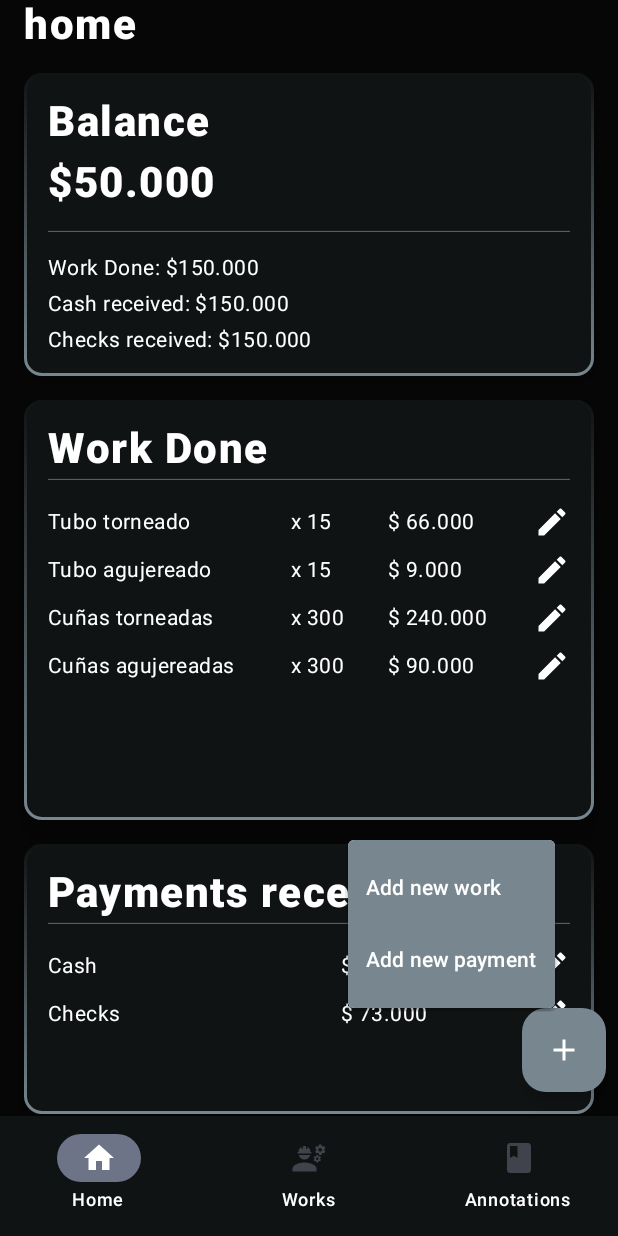
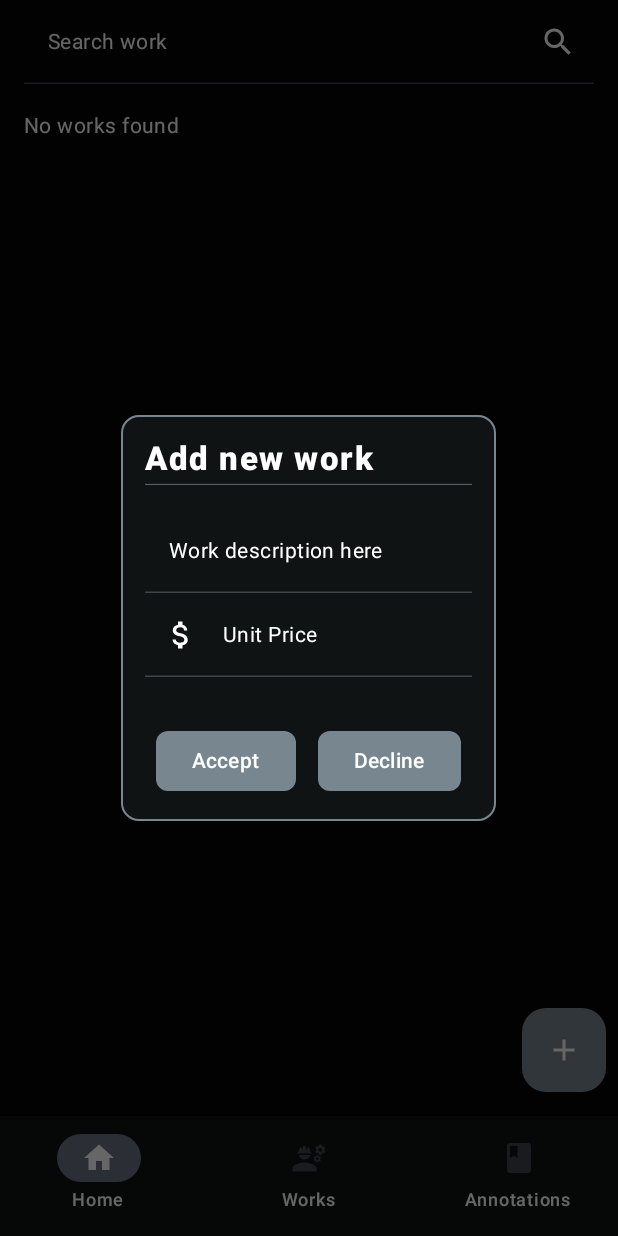
Before and after one commit to dnuccio80/taller2App, an Android app built with Jetpack Compose: the screen it shows after launch (MainActivity), after a tap on "Add button", on a phone screen of 412 x 824 dp. Run offline under Robolectric (Android 15) with nearby library versions, the phone set to English and light mode, and no system bars; our stand-ins replace Dagger/Hilt's generated code, Room's generated code.

Commit message:
useCases added for WorkListScreen

```diff
--- a/app/src/main/java/com/example/taller2app/MainActivity.kt
+++ b/app/src/main/java/com/example/taller2app/MainActivity.kt
@@ -18,7 +18,9 @@ import com.example.taller2app.application.ui.HomeScreen
 import com.example.taller2app.application.ui.TallerViewModel
 import com.example.taller2app.application.ui.WorkListScreen
 import com.example.taller2app.ui.theme.Taller2AppTheme
+import dagger.hilt.android.AndroidEntryPoint
 
+@AndroidEntryPoint
 class MainActivity : ComponentActivity() {
 
     private val viewModel:TallerViewModel by viewModels()
@@ -36,14 +38,14 @@ class MainActivity : ComponentActivity() {
                         BottomBarItem(navController, viewModel)
                     }
                 ) { innerPadding ->
-                    NavHost(navController, startDestination = Routes.Home.route) {
-                        composable(Routes.Home.route) { HomeScreen(innerPadding, viewModel) }
-                        composable(Routes.Works.route) { WorkListScreen(innerPadding, viewModel) }
-                        composable(Routes.Annotations.route) { AnnotationsScreen(innerPadding) }
-                    }
+//                    NavHost(navController, startDestination = Routes.Home.route) {
+//                        composable(Routes.Home.route) { HomeScreen(innerPadding, viewModel) }
+//                        composable(Routes.Works.route) { WorkListScreen(innerPadding, viewModel) }
+//                        composable(Routes.Annotations.route) { AnnotationsScreen(innerPadding) }
+//                    }
 
 
-//                    WorkListScreen(innerPadding)
+                    WorkListScreen(innerPadding,viewModel)
 //                    AnnotationsScreen(innerPadding)
 //                    HomeScreen(innerPadding)
                 }
--- /dev/null
+++ b/app/src/main/java/com/example/taller2app/application/data/di/AppModule.kt
@@ -0,0 +1,33 @@
+package com.example.taller2app.application.data.di
+
+import android.app.Application
+import androidx.room.Room
+import com.example.taller2app.application.data.AppDataBase
+import com.example.taller2app.application.data.WorkDao
+import dagger.Module
+import dagger.Provides
+import dagger.hilt.InstallIn
+import dagger.hilt.components.SingletonComponent
+import javax.inject.Singleton
+
+@Module
+@InstallIn(SingletonComponent::class)
+object AppModule {
+
+    @Provides
+    @Singleton
+    fun provideAppDataBase(app: Application): AppDataBase {
+        return Room.databaseBuilder(
+            app,
+            AppDataBase::class.java,
+            "app_db"
+        ).build()
+    }
+
+    @Provides
+    @Singleton
+    fun provideWorkDao(appDataBase: AppDataBase): WorkDao{
+        return appDataBase.workDao
+    }
+
+}
--- a/app/src/main/java/com/example/taller2app/application/ui/AnnotationsScreen.kt
+++ b/app/src/main/java/com/example/taller2app/application/ui/AnnotationsScreen.kt
@@ -59,7 +59,7 @@ fun AnnotationsScreen(innerPadding: PaddingValues) {
                 }
             }
         }
-        SimpleFabItem(Modifier.align(Alignment.BottomEnd), innerPadding)
+        SimpleFabItem(Modifier.align(Alignment.BottomEnd), innerPadding) { }
     }
 }
 
--- a/app/src/main/java/com/example/taller2app/application/ui/Dialogs.kt
+++ b/app/src/main/java/com/example/taller2app/application/ui/Dialogs.kt
@@ -176,9 +176,9 @@ fun CashAmountTextField(
 fun EditWorkDoneDialog(
     show: Boolean,
     viewModel: TallerViewModel,
-    acceptText:String,
-    declineText:String,
-    workSelected:String,
+    acceptText: String,
+    declineText: String,
+    workSelected: String,
     titleText: String,
     workQuantity: String,
     onDismiss: () -> Unit,
@@ -318,3 +318,89 @@ fun SelectWorkDropdownMenu(
 
     }
 }
+
+@Composable
+fun AddNewWorkDialog(
+    show: Boolean,
+    addNewWorkDescription:String,
+    unitPriceNewWorkText:String,
+    onDismiss: () -> Unit,
+    onWorkDescriptionChange: (String) -> Unit,
+    onUnitPriceChange: (String) -> Unit,
+    onAcceptButtonClicked: () -> Unit,
+    onDeclineButtonClicked: () -> Unit
+) {
+
+
+    if (show) {
+        Dialog(
+            onDismissRequest = { onDismiss() }
+        ) {
+            Card(
+                Modifier
+                    .width(250.dp),
+                colors = CardDefaults.cardColors(
+                    containerColor = CardBackground
+                ),
+                border = BorderStroke(
+                    1.dp,
+                    color = ButtonColor
+                )
+            ) {
+                Column(
+                    Modifier
+                        .fillMaxWidth()
+                        .padding(16.dp)
+                ) {
+                    Text(
+                        stringResource(R.string.add_new_work),
+                        style = MaterialTheme.typography.titleLarge,
+                        fontSize = 22.sp
+                    )
+                    Spacer(Modifier.size(4.dp))
+                    HorizontalDividerCard()
+                    Spacer(Modifier.size(16.dp))
+                    TextField(
+                        value = addNewWorkDescription,
+                        onValueChange = { onWorkDescriptionChange(it) },
+                        placeholder = { Text(stringResource(R.string.work_description)) },
+                        colors = TextFieldDefaults.colors(
+                            focusedContainerColor = CardBackground,
+                            unfocusedContainerColor = CardBackground,
+                            focusedPlaceholderColor = Color.Gray,
+                            unfocusedPlaceholderColor = Color.Gray
+                        ),
+                    )
+                    TextField(value = unitPriceNewWorkText,
+                        onValueChange = {
+                            if (it.isDigitsOnly()) {
+                                onUnitPriceChange(it)
+                            }
+                        },
+                        label = { Text(stringResource(R.string.unit_price)) },
+                        colors = TextFieldDefaults.colors(
+                            focusedContainerColor = CardBackground,
+                            unfocusedContainerColor = CardBackground,
+                        ),
+                        keyboardOptions = KeyboardOptions(keyboardType = KeyboardType.Number),
+                        leadingIcon = {
+                            Icon(
+                                painterResource(R.drawable.ic_cash),
+                                contentDescription = "cash icon",
+                                tint = Color.White
+                            )
+                        }
+                    )
+                    Spacer(Modifier.size(32.dp))
+                    AcceptDeclineButtons(
+                        acceptText = stringResource(R.string.accept),
+                        declineText = stringResource(R.string.decline),
+                        onAccept = { onAcceptButtonClicked() },
+                        onDecline = { onDeclineButtonClicked() }
+                    )
+                }
+            }
+        }
+    }
+
+}
--- a/app/src/main/java/com/example/taller2app/application/ui/GenericItems.kt
+++ b/app/src/main/java/com/example/taller2app/application/ui/GenericItems.kt
@@ -25,10 +25,10 @@ import com.example.taller2app.ui.theme.ButtonColor
 import com.example.taller2app.ui.theme.TextColor
 
 @Composable
-fun SimpleFabItem(modifier: Modifier, innerPadding: PaddingValues) {
+fun SimpleFabItem(modifier: Modifier, innerPadding: PaddingValues, onClick: () -> Unit) {
 
     FloatingActionButton(
-        onClick = { },
+        onClick = { onClick() },
         modifier = modifier.padding(
             bottom = innerPadding.calculateBottomPadding() + 16.dp,
             end = 8.dp
@@ -42,7 +42,12 @@ fun SimpleFabItem(modifier: Modifier, innerPadding: PaddingValues) {
 }
 
 @Composable
-fun AcceptDeclineButtons(acceptText: String, declineText: String, onAccept: () -> Unit, onDecline: () -> Unit) {
+fun AcceptDeclineButtons(
+    acceptText: String,
+    declineText: String,
+    onAccept: () -> Unit,
+    onDecline: () -> Unit
+) {
     Row(Modifier.fillMaxWidth(), horizontalArrangement = Arrangement.SpaceAround) {
         ButtonItem(acceptText) { onAccept() }
         ButtonItem(declineText) { onDecline() }
@@ -69,8 +74,17 @@ fun TitleItem(text: String) {
 }
 
 @Composable
-fun BodyTextItem(text: String, modifier: Modifier = Modifier, textAlign: TextAlign = TextAlign.Start) {
-    Text(text, style = MaterialTheme.typography.bodyLarge, modifier = modifier, textAlign = textAlign)
+fun BodyTextItem(
+    text: String,
+    modifier: Modifier = Modifier,
+    textAlign: TextAlign = TextAlign.Start
+) {
+    Text(
+        text,
+        style = MaterialTheme.typography.bodyLarge,
+        modifier = modifier,
+        textAlign = textAlign
+    )
 }
 
 @Composable
--- a/app/src/main/java/com/example/taller2app/application/ui/HomeScreen.kt
+++ b/app/src/main/java/com/example/taller2app/application/ui/HomeScreen.kt
@@ -55,7 +55,7 @@ fun HomeScreen(innerPadding: PaddingValues, viewModel: TallerViewModel) {
 
     val showPaymentDialog = viewModel.showPaymentDialog.collectAsState()
     val showEditWorkDialog = viewModel.showEditWorkDialog.collectAsState()
-    val showAddWorkDialog = viewModel.showAddWorkDialog.collectAsState()
+    val showAddWorkDialog = viewModel.showAddNewWorkDoneDialog.collectAsState()
     val quantityEditedWork = viewModel.quantityEditedWork.collectAsState()
     val workSelectedValue = viewModel.workSelectedValue.collectAsState()
 
--- a/app/src/main/java/com/example/taller2app/application/ui/TallerViewModel.kt
+++ b/app/src/main/java/com/example/taller2app/application/ui/TallerViewModel.kt
@@ -2,14 +2,25 @@ package com.example.taller2app.application.ui
 
 import android.os.Build
 import androidx.annotation.RequiresApi
-import androidx.compose.ui.Modifier
+import androidx.compose.runtime.getValue
+import androidx.compose.runtime.mutableStateOf
+import androidx.compose.runtime.saveable.rememberSaveable
+import androidx.compose.runtime.setValue
 import androidx.core.text.isDigitsOnly
 import androidx.lifecycle.ViewModel
+import androidx.lifecycle.viewModelScope
+import com.example.taller2app.application.domain.works.AddNewWorkUseCase
+import com.example.taller2app.application.domain.works.GetAllWorkListUseCase
 import com.example.taller2app.application.ui.dataClasses.PaymentReceivedDataClass
 import com.example.taller2app.application.ui.dataClasses.WorkDoneDataClass
 import dagger.hilt.android.lifecycle.HiltViewModel
+import kotlinx.coroutines.Dispatchers
 import kotlinx.coroutines.flow.MutableStateFlow
+import kotlinx.coroutines.flow.SharingStarted
 import kotlinx.coroutines.flow.StateFlow
+import kotlinx.coroutines.flow.stateIn
+import kotlinx.coroutines.launch
+import java.lang.Thread.State
 import java.text.NumberFormat
 import java.time.Instant
 import java.time.ZoneId
@@ -18,7 +29,10 @@ import java.util.Locale
 import javax.inject.Inject
 
 @HiltViewModel
-class TallerViewModel @Inject constructor() : ViewModel() {
+class TallerViewModel @Inject constructor(
+    getAllWorkListUseCase: GetAllWorkListUseCase,
+    private val addNewWorkUseCase: AddNewWorkUseCase,
+) : ViewModel() {
 
     // Testing values
 
@@ -44,8 +58,8 @@ class TallerViewModel @Inject constructor() : ViewModel() {
     private val _showEditWorkDialog: MutableStateFlow<Boolean> = MutableStateFlow(false)
     val showEditWorkDialog: StateFlow<Boolean> = _showEditWorkDialog
 
-    private val _showAddWorkDialog = MutableStateFlow(false)
-    val showAddWorkDialog: StateFlow<Boolean> = _showAddWorkDialog
+    private val _showAddNewWorkDoneDialog = MutableStateFlow(false)
+    val showAddNewWorkDoneDialog: StateFlow<Boolean> = _showAddNewWorkDoneDialog
 
     private val _quantityEditedWork = MutableStateFlow("")
     val quantityEditedWork: StateFlow<String> = _quantityEditedWork
@@ -60,6 +74,21 @@ class TallerViewModel @Inject constructor() : ViewModel() {
 
     private val _searchWorkText = MutableStateFlow("")
     val searchWorkText: StateFlow<String> = _searchWorkText
+
+    private val _addNewWorkDescription = MutableStateFlow("")
+    val addNewWorkDescription: StateFlow<String> = _addNewWorkDescription
+
+    private val _unitPriceNewWorkText = MutableStateFlow("")
+    val unitPriceNewWorkText: StateFlow<String> = _unitPriceNewWorkText
+
+    private val _showAddNewWorkDialog: MutableStateFlow<Boolean> = MutableStateFlow(false)
+    val showAddNewWorkDialog: StateFlow<Boolean> = _showAddNewWorkDialog
+
+    private val _workList = getAllWorkListUseCase().stateIn(
+        viewModelScope, SharingStarted.WhileSubscribed(5000), emptyList()
+    )
+    val workList = _workList
+
 
     // BottomBar
 
@@ -98,7 +127,7 @@ class TallerViewModel @Inject constructor() : ViewModel() {
     }
 
     fun updateShowAddWorkDialog(value: Boolean) {
-        _showAddWorkDialog.value = value
+        _showAddNewWorkDoneDialog.value = value
     }
 
     fun updateQuantityEditedWork(value: String) {
@@ -126,8 +155,31 @@ class TallerViewModel @Inject constructor() : ViewModel() {
 
     // Work List Screen
 
+    fun updateShowAddNewWorkDialog(value: Boolean) {
+        _showAddNewWorkDialog.value = value
+    }
+
     fun updateSearchWorkText(value: String) {
         _searchWorkText.value = value
+    }
+
+    fun updateAddNewWorkDescription(value: String) {
+        _addNewWorkDescription.value = value
+    }
+
+    fun updateUnitPriceNewWorkText(value:String){
+        _unitPriceNewWorkText.value = value
+    }
+
+    fun addNewWork(description:String,unitPrice:Int){
+        viewModelScope.launch(Dispatchers.IO) {
+            addNewWorkUseCase(description,unitPrice)
+        }
+    }
+
+    fun clearAddWorkListDialogData(){
+        _addNewWorkDescription.value = ""
+        _unitPriceNewWorkText.value = ""
     }
 
     // Bottom Bar
@@ -170,6 +222,11 @@ class TallerViewModel @Inject constructor() : ViewModel() {
         return amount.isNotEmpty() && listValue.isNotEmpty()
     }
 
+    fun formatNumber(value: Int): String {
+        val formatter = NumberFormat.getInstance(Locale("es", "AR"))
+        return formatter.format(value)
+    }
+
     @RequiresApi(Build.VERSION_CODES.O)
     fun getLocalDate(dateModified: Long): String {
         val format = DateTimeFormatter.ofPattern("dd-MM-yyyy")
--- a/app/src/main/java/com/example/taller2app/application/ui/WorkListScreen.kt
+++ b/app/src/main/java/com/example/taller2app/application/ui/WorkListScreen.kt
@@ -37,28 +37,20 @@ import androidx.compose.ui.text.input.KeyboardCapitalization
 import androidx.compose.ui.text.input.KeyboardType
 import androidx.compose.ui.unit.dp
 import com.example.taller2app.R
-import com.example.taller2app.application.ui.dataClasses.WorkDataClass
 import com.example.taller2app.ui.theme.AppBackground
 import com.example.taller2app.ui.theme.ButtonColor
 import com.example.taller2app.ui.theme.CardBackground
-import java.time.Instant
-import java.time.LocalDate
-import java.time.LocalDateTime
-import java.time.ZoneId
-import java.time.format.DateTimeFormatter
 
 @RequiresApi(Build.VERSION_CODES.O)
 @Composable
 fun WorkListScreen(innerPadding: PaddingValues, viewModel: TallerViewModel) {
 
     val searchWorkText = viewModel.searchWorkText.collectAsState()
+    val workList = viewModel.workList.collectAsState()
+    val showAddNewWorkDialog = viewModel.showAddNewWorkDialog.collectAsState()
 
-    val workList = listOf(
-        WorkDataClass("Tubo torneado", 5400),
-        WorkDataClass("Tubo agujereado", 600),
-        WorkDataClass("Cuñas torneado", 800),
-        WorkDataClass("Cuñas agujereado", 300),
-    )
+    val addNewWorkDescription = viewModel.addNewWorkDescription.collectAsState()
+    val unitPriceNewWorkText = viewModel.unitPriceNewWorkText.collectAsState()
 
     Box(
         Modifier
@@ -79,17 +71,44 @@ fun WorkListScreen(innerPadding: PaddingValues, viewModel: TallerViewModel) {
             SearchWorkTextField(searchWorkText.value) { viewModel.updateSearchWorkText(it) }
             Spacer(Modifier.size(16.dp))
             LazyColumn(Modifier.fillMaxWidth(), verticalArrangement = Arrangement.spacedBy(8.dp)) {
-                items(workList){
-                    WorkCardItem(
-                        description = it.description,
-                        unitPrice = it.unitPrice,
-                        dateModified = viewModel.getLocalDate(it.dateModified)
-                    )
+                if (workList.value.isEmpty()) {
+                    item {
+                        Text(stringResource(R.string.no_works_found))
+                    }
+                } else {
+                    items(workList.value) {
+                        WorkCardItem(
+                            description = it.description,
+                            unitPrice = it.unitPrice,
+                            dateModified = viewModel.getLocalDate(it.dateModified)
+                        )
+                    }
                 }
             }
         }
-        SimpleFabItem(Modifier.align(Alignment.BottomEnd), innerPadding)
-
+        SimpleFabItem(
+            Modifier.align(Alignment.BottomEnd),
+            innerPadding
+        ) { viewModel.updateShowAddNewWorkDialog(true) }
+        AddNewWorkDialog(
+            showAddNewWorkDialog.value,
+            addNewWorkDescription.value,
+            unitPriceNewWorkText.value,
+            onWorkDescriptionChange = { viewModel.updateAddNewWorkDescription(it) },
+            onUnitPriceChange = { viewModel.updateUnitPriceNewWorkText(it) },
+            onDismiss = { viewModel.updateShowAddNewWorkDialog(false) },
+            onAcceptButtonClicked = {
+                if(viewModel.hasAllCorrectFields(addNewWorkDescription.value, unitPriceNewWorkText.value)) {
+                    viewModel.addNewWork(addNewWorkDescription.value, unitPriceNewWorkText.value.toInt())
+                    viewModel.clearAddWorkListDialogData()
+                    viewModel.updateShowAddNewWorkDialog(false)
+                }
+            },
+            onDeclineButtonClicked = {
+                viewModel.updateShowAddNewWorkDialog(false)
+                viewModel.clearAddWorkListDialogData()
+            },
+        )
     }
 }
 
@@ -108,7 +127,7 @@ private fun SearchWorkTextField(textValue: String, onValueChange: (String) -> Un
         trailingIcon = {
             Icon(
                 Icons.Filled.Search,
-                contentDescription = "Searh work button",
+                contentDescription = "Search work button",
                 tint = Color.White
             )
         },
@@ -121,13 +140,16 @@ private fun SearchWorkTextField(textValue: String, onValueChange: (String) -> Un
 
 @RequiresApi(Build.VERSION_CODES.O)
 @Composable
-fun WorkCardItem(description:String, unitPrice:Int, dateModified:String) {
+fun WorkCardItem(description: String, unitPrice: Int, dateModified: String) {
     Card(
         Modifier.fillMaxWidth(),
         colors = CardDefaults.cardColors(
             containerColor = CardBackground
         ),
-        border = BorderStroke(1.dp, brush = Brush.verticalGradient(listOf(AppBackground, ButtonColor)))
+        border = BorderStroke(
+            1.dp,
+            brush = Brush.verticalGradient(listOf(AppBackground, ButtonColor))
+        )
     ) {
         Row(
             Modifier
--- a/app/src/main/res/values/strings.xml
+++ b/app/src/main/res/values/strings.xml
@@ -15,10 +15,13 @@
     <string name="checks">Checks</string>
     <string name="accept">Accept</string>
     <string name="modify">Modify</string>
+    <string name="unit_price">Unit Price</string>
     <string name="delete">Delete</string>
     <string name="decline">Decline</string>
     <string name="add_new_work">Add new work</string>
+    <string name="work_description">Work description here</string>
     <string name="add_new_payment">Add new payment</string>
+    <string name="no_works_found">No works found</string>
     <string name="edit_work_done">Edit work done</string>
     <string name="quantity">Quantity</string>
 </resources>
```
